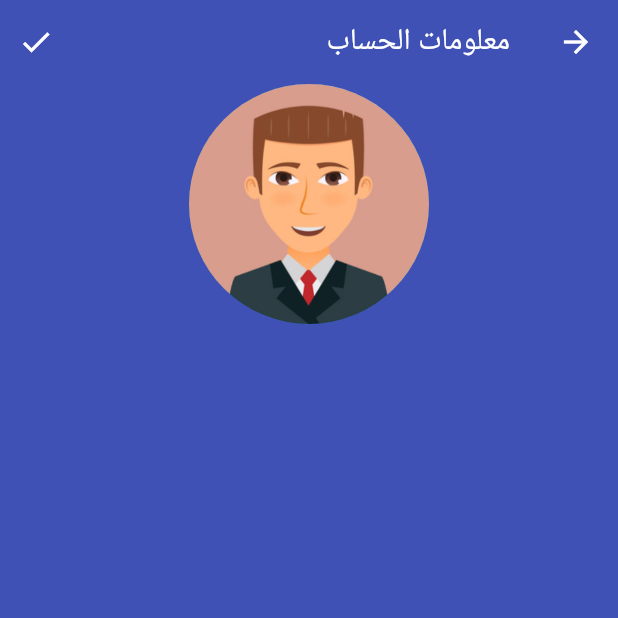
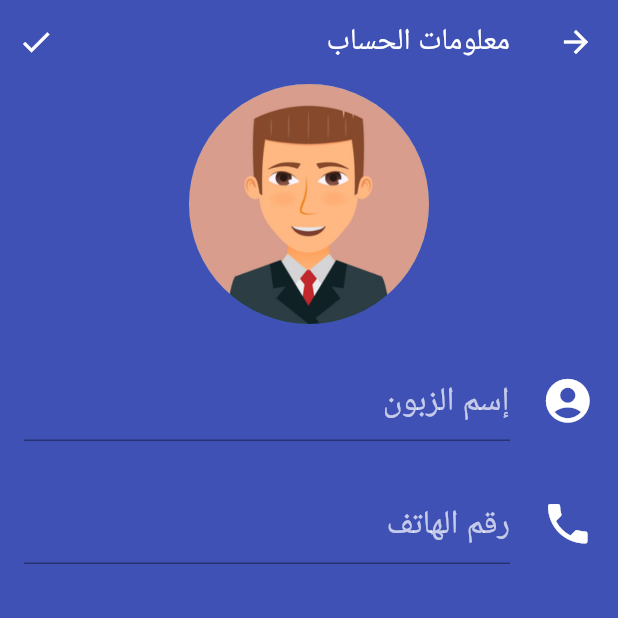
Before and after one commit to omzer/shawar-salon, a Flutter app: the ProfilePage screen opened directly, on a phone screen of 412 x 824 dp, the top half of it. Run offline on Flutter 3.47's test engine with Material 2 defaults, Android fonts, the phone set to English and light mode, and no system bars; our stand-ins replace avatar_glow, get, get_storage; accounts and stored records are empty.

Commit message:
Add name and phone number to the user profile

```diff
--- a/lib/localization/Messages.dart
+++ b/lib/localization/Messages.dart
@@ -14,6 +14,8 @@ class Messages extends Translations {
           'working_hours': 'ساعات العمل',
           'archive': 'الأرشيف',
           'settings': 'إعدادات التطبيق',
+          'customer_name': 'إسم الزبون',
+          'phone_number': 'رقم الهاتف',
         }
       };
 }
--- a/lib/services/keys.dart
+++ b/lib/services/keys.dart
@@ -5,4 +5,6 @@ class Keys {
 
   // Profile info
   static final String PROFILE_IMAGE = 'PROFILE_IMAGE';
+  static final String USER_NAME = 'USER_NAME';
+  static final String PHONE_NUMBER = 'PHONE_NUMBER';
 }
--- a/lib/services/prefs.dart
+++ b/lib/services/prefs.dart
@@ -30,5 +30,17 @@ class Prefs {
 
   int getProfileImage() => _box.read(Keys.PROFILE_IMAGE) ?? 1;
 
-  void writeProfileImage(img) => _box.write(Keys.PROFILE_IMAGE, img);
+  Future writeProfileImage(img) async {
+    await _box.write(Keys.PROFILE_IMAGE, img);
+  }
+
+  String getUserName() => _box.read(Keys.USER_NAME) ?? null;
+
+  Future writeUserName(name) async => await _box.write(Keys.USER_NAME, name);
+
+  String getPhoneNumber() => _box.read(Keys.PHONE_NUMBER) ?? null;
+
+  Future writePhoneNumber(number) async {
+    await _box.write(Keys.PHONE_NUMBER, number);
+  }
 }
--- /dev/null
+++ b/lib/ui/profile/profile_input_field.dart
@@ -0,0 +1,33 @@
+import 'package:flutter/material.dart';
+
+class ProfileInputField extends StatelessWidget {
+  final IconData icon;
+  final String hint, initalValue;
+  final Function onChange;
+  final bool isPhone;
+
+  ProfileInputField({
+    @required this.icon,
+    @required this.hint,
+    this.initalValue,
+    @required this.onChange,
+    @required this.isPhone,
+  });
+
+  @override
+  Widget build(BuildContext context) {
+    return ListTile(
+      leading: Icon(icon, color: Colors.white, size: 35),
+      title: TextField(
+        keyboardType: isPhone ? TextInputType.phone : null,
+        controller: TextEditingController(text: initalValue),
+        onChanged: onChange,
+        decoration: InputDecoration(
+          hintText: hint,
+          hintStyle: TextStyle(color: Colors.white70),
+        ),
+        style: TextStyle(color: Colors.white, fontSize: 22),
+      ),
+    );
+  }
+}
--- a/lib/ui/profile/profile_page.dart
+++ b/lib/ui/profile/profile_page.dart
@@ -2,6 +2,7 @@ import 'package:flutter/material.dart';
 import 'package:get/get.dart';
 import 'package:shawar_salon/services/prefs.dart';
 import 'package:shawar_salon/ui/profile/profile_image.dart';
+import 'package:shawar_salon/ui/profile/profile_input_field.dart';
 
 class ProfilePage extends StatefulWidget {
   @override
@@ -27,9 +28,33 @@ class _ProfilePageState extends State<ProfilePage> {
         child: Column(
           children: [
             _buildImage(),
+            SizedBox(width: double.infinity, height: 20),
+            _buildNameField(),
+            SizedBox(height: 20),
+            _buildPhoneField(),
           ],
         ),
       ),
+    );
+  }
+
+  Widget _buildNameField() {
+    return ProfileInputField(
+      icon: Icons.account_circle,
+      hint: 'customer_name'.tr,
+      isPhone: false,
+      initalValue: _prefs.getUserName(),
+      onChange: (name) => this.userName = name,
+    );
+  }
+
+  Widget _buildPhoneField() {
+    return ProfileInputField(
+      icon: Icons.phone,
+      hint: 'phone_number'.tr,
+      initalValue: _prefs.getPhoneNumber(),
+      onChange: (number) => this.phoneNumber = number,
+      isPhone: true,
     );
   }
 
@@ -38,26 +63,25 @@ class _ProfilePageState extends State<ProfilePage> {
       title: Text('profile'.tr),
       elevation: 0,
       actions: [
-        IconButton(
-          icon: Icon(Icons.done),
-          onPressed: () {
-            _prefs.writeProfileImage(profileImage);
-            Get.back();
-          },
-        ),
+        IconButton(icon: Icon(Icons.done), onPressed: onSavePressed),
       ],
     );
   }
 
   Widget _buildImage() {
-    return Align(
-      alignment: Alignment.center,
-      child: ProfileImage(
-        image: this.profileImage,
-        onImageUpdated: (newImage) {
-          setState(() => this.profileImage = newImage);
-        },
-      ),
+    return ProfileImage(
+      image: this.profileImage,
+      onImageUpdated: (newImage) {
+        setState(() => this.profileImage = newImage);
+      },
     );
   }
+
+  void onSavePressed() async {
+    // todo validate
+    await _prefs.writeProfileImage(profileImage);
+    await _prefs.writeUserName(userName);
+    await _prefs.writePhoneNumber(phoneNumber);
+    Get.back();
+  }
 }
```
Also changed, not shown: 2 other files.
